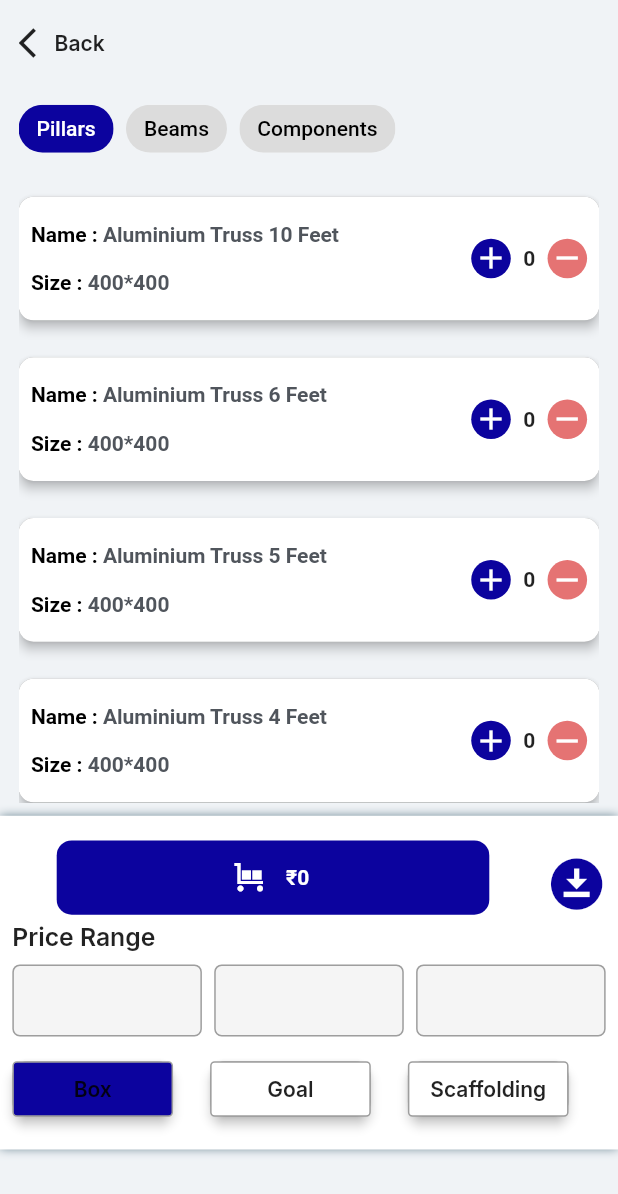
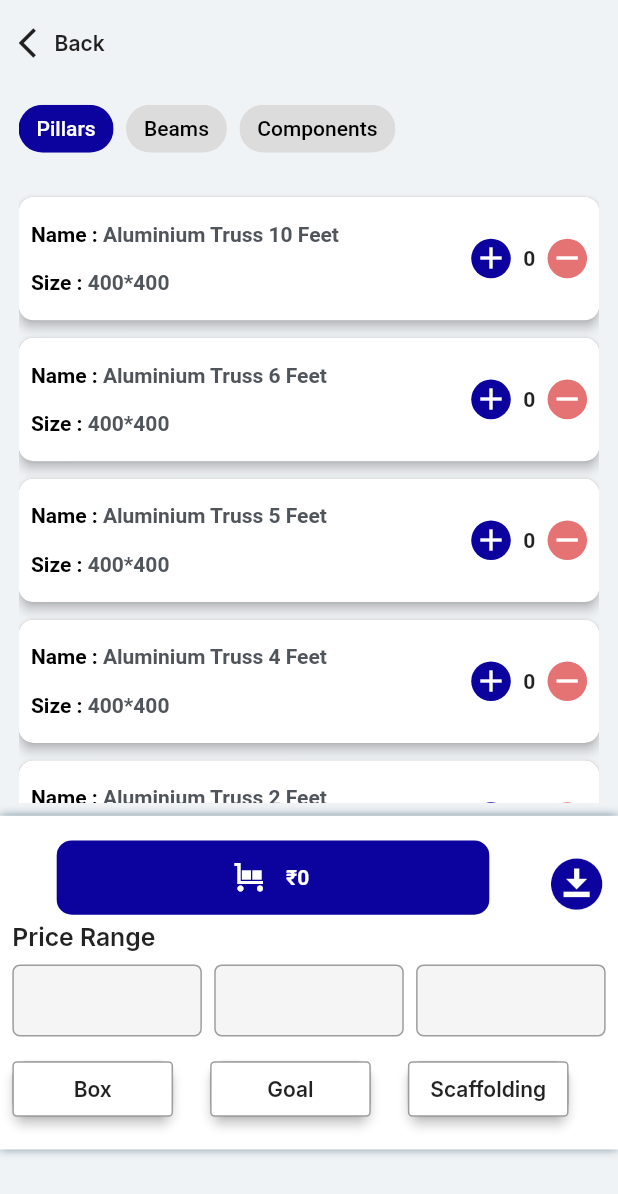
Before and after one commit to nitheshb/Redefine_salesApp_Android, a Flutter app: the CartScreen screen opened directly with empty values, on a phone screen of 412 x 824 dp. Shown: the top 1194 px of the screen. Run offline on Flutter 3.47's test engine with Material 2 defaults, Android fonts, the light colour scheme and no system bars; our stand-ins replace cloud_firestore, firebase_auth, firebase_core, firebase_messaging, google_fonts, open_file and 2 more; missing offline and left inert: call_log, date_utils, flutter_phone_direct_caller; accounts and stored records are empty.

Commit message:
Designing feedbacks are done

```diff
--- a/lib/invoice/cart_screen.dart
+++ b/lib/invoice/cart_screen.dart
@@ -206,15 +206,9 @@ class _CartScreenState extends State<CartScreen> {
                         height: MediaQuery.of(context).size.height * 0.020,
                       ),
                       CardScreen(
-                        boxColor: box == true
-                            ? const Color(0xFF0c039e)
-                            : Colors.white,
-                        contColor: cont == true
-                            ? const Color(0xFF0c039e)
-                            : Colors.white,
-                        goalColor: goal == true
-                            ? const Color(0xFF0c039e)
-                            : Colors.white,
+                        boxColor: Colors.white,
+                        contColor: Colors.white,
+                        goalColor: Colors.white,
                         onBoxTap: () {
                           setState(() {
                             box = true;
@@ -410,7 +404,7 @@ class _CartScreenState extends State<CartScreen> {
                             boxList['pillarList']?[index]['size'].toString() ??
                                 ''),
                     SizedBox(
-                      height: MediaQuery.of(context).size.height * 0.030,
+                      height: MediaQuery.of(context).size.height * 0.014,
                     )
                   ],
                 );
@@ -491,7 +485,7 @@ class _CartScreenState extends State<CartScreen> {
                       size: boxList['beamsList']?[index]['size'].toString() ??
                           ""),
                   SizedBox(
-                    height: MediaQuery.of(context).size.height * 0.030,
+                    height: MediaQuery.of(context).size.height * 0.014,
                   )
                 ],
               );
@@ -579,7 +573,7 @@ class _CartScreenState extends State<CartScreen> {
                               .toString() ??
                           ''),
                   SizedBox(
-                    height: MediaQuery.of(context).size.height * 0.030,
+                    height: MediaQuery.of(context).size.height * 0.014,
                   )
                 ],
               );
@@ -749,7 +743,7 @@ class _CartScreenState extends State<CartScreen> {
                             golaList['pillarList']?[index]['size'].toString() ??
                                 ''),
                     SizedBox(
-                      height: MediaQuery.of(context).size.height * 0.030,
+                      height: MediaQuery.of(context).size.height * 0.014,
                     )
                   ],
                 );
@@ -830,7 +824,7 @@ class _CartScreenState extends State<CartScreen> {
                       size: golaList['beamsList']?[index]['size'].toString() ??
                           ""),
                   SizedBox(
-                    height: MediaQuery.of(context).size.height * 0.030,
+                    height: MediaQuery.of(context).size.height * 0.014,
                   )
                 ],
               );
@@ -919,7 +913,7 @@ class _CartScreenState extends State<CartScreen> {
                               .toString() ??
                           ''),
                   SizedBox(
-                    height: MediaQuery.of(context).size.height * 0.030,
+                    height: MediaQuery.of(context).size.height * 0.014,
                   )
                 ],
               );
--- a/lib/invoice/invoice_screen.dart
+++ b/lib/invoice/invoice_screen.dart
@@ -210,7 +210,7 @@ class _InvoiceScreenState extends State<InvoiceScreen> {
                             ),
                             SizedBox(
                               height:
-                                  MediaQuery.of(context).size.height * 0.020,
+                                  MediaQuery.of(context).size.height * 0.010,
                             )
                           ],
                         );
```
